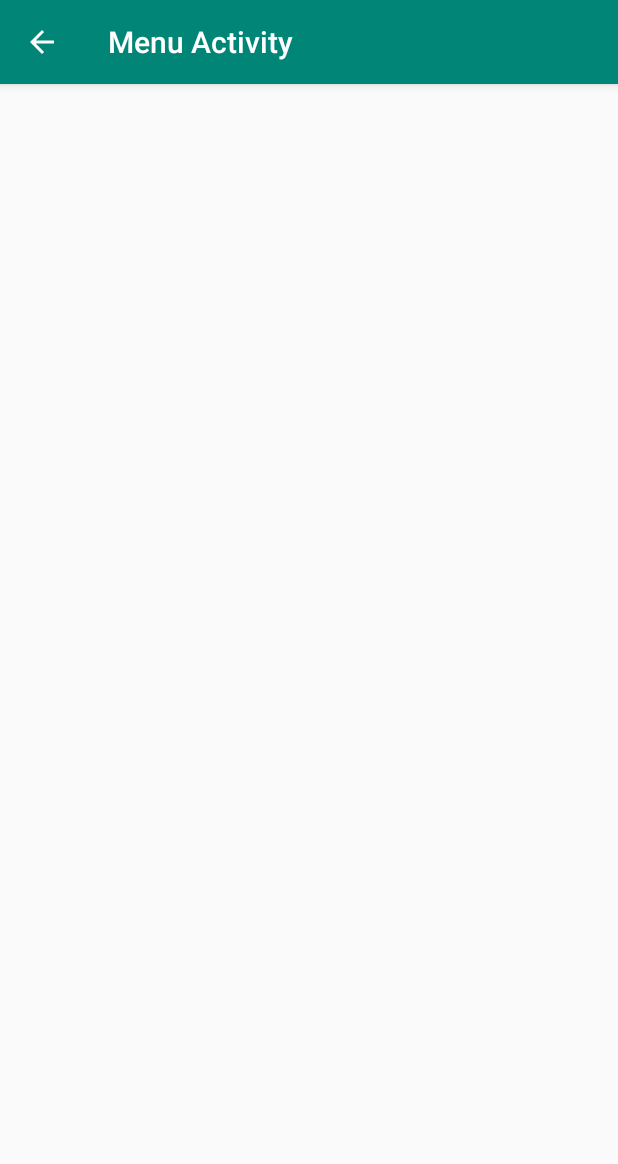
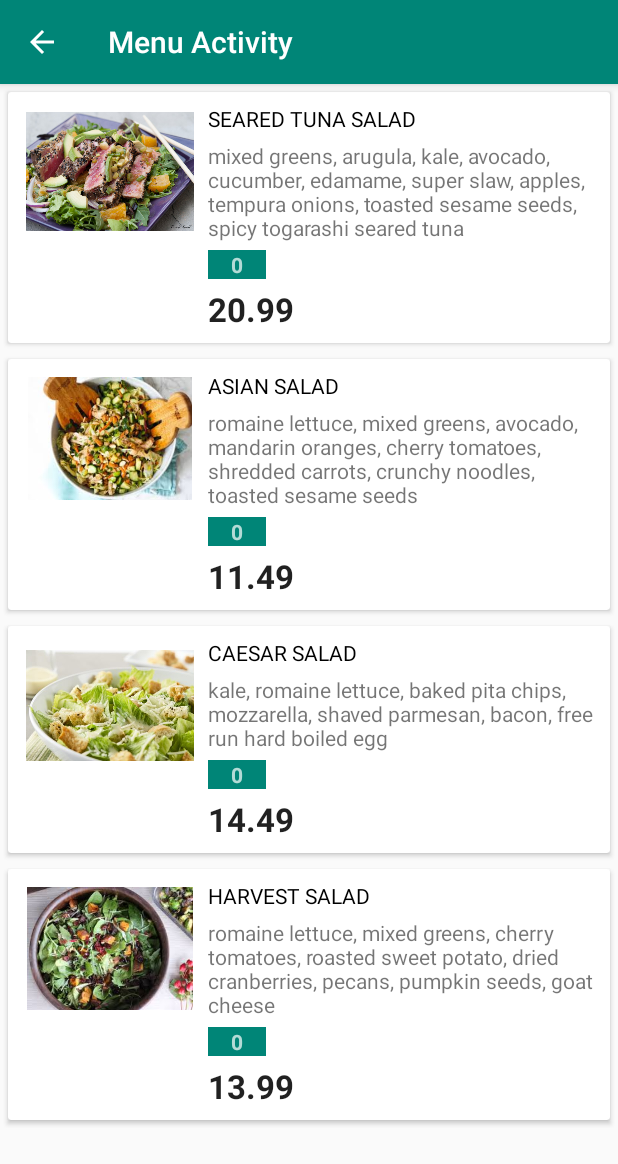
Before and after one commit to neeluchawla/ChawlaShop, an Android app: the MenuActivity screen opened directly, with no data from a screen before it, on a phone screen of 412 x 824 dp. Shown: the top 1164 px of the screen. Run offline under Robolectric (Android 15) with nearby library versions, the phone set to English and light mode, and no system bars.

Commit message:
Adding adapter

```diff
--- a/app/src/main/java/com/application/chawlashop/MenuActivity.java
+++ b/app/src/main/java/com/application/chawlashop/MenuActivity.java
@@ -1,14 +1,75 @@
 package com.application.chawlashop;
 
 import androidx.appcompat.app.AppCompatActivity;
+import androidx.recyclerview.widget.LinearLayoutManager;
+import androidx.recyclerview.widget.RecyclerView;
 
 import android.os.Bundle;
 
+import java.util.ArrayList;
+import java.util.List;
+
 public class MenuActivity extends AppCompatActivity {
+
+    //a list to store all the products
+    List<Salad> saladList;
+
+    //the recyclerview
+    RecyclerView recyclerView;
 
     @Override
     protected void onCreate(Bundle savedInstanceState) {
         super.onCreate(savedInstanceState);
         setContentView(R.layout.activity_menu);
+        //getting the recyclerview from xml
+        recyclerView = (RecyclerView) findViewById(R.id.recyclerView);
+        recyclerView.setHasFixedSize(true);
+        recyclerView.setLayoutManager(new LinearLayoutManager(this));
+
+        //initializing the productlist
+        saladList = new ArrayList<>();
+
+
+        //adding some items to our list
+        saladList.add(
+                new Salad(
+                        1,
+                        "SEARED TUNA SALAD",
+                        "mixed greens, arugula, kale, avocado, cucumber, edamame, super slaw, apples, tempura onions, toasted sesame seeds, spicy togarashi seared tuna",
+                        0,
+                        20.99,
+                        R.drawable.sesame_salad));
+
+        saladList.add(
+                new Salad(
+                        2,
+                        "ASIAN SALAD",
+                        "romaine lettuce, mixed greens, avocado, mandarin oranges, cherry tomatoes, shredded carrots, crunchy noodles, toasted sesame seeds",
+                        0,
+                        11.49,
+                        R.drawable.asian_salad));
+
+        saladList.add(
+                new Salad(
+                        3,
+                        "CAESAR SALAD",
+                        "kale, romaine lettuce, baked pita chips, mozzarella, shaved parmesan, bacon, free run hard boiled egg",
+                        0,
+                        14.49,
+                        R.drawable.caesar_salad));
+        saladList.add(
+                new Salad(
+                        4,
+                        "HARVEST SALAD",
+                        "romaine lettuce, mixed greens, cherry tomatoes, roasted sweet potato, dried cranberries, pecans, pumpkin seeds, goat cheese",
+                        0,
+                        13.99,
+                        R.drawable.harvest_salad));
+
+        //creating recyclerview adapter
+        SaladAdapter adapter = new SaladAdapter(this, saladList);
+
+        //setting adapter to recyclerview
+        recyclerView.setAdapter(adapter);
     }
 }
--- /dev/null
+++ b/app/src/main/java/com/application/chawlashop/SaladAdapter.java
@@ -0,0 +1,79 @@
+package com.application.chawlashop;
+
+import android.content.Context;
+import android.view.LayoutInflater;
+import android.view.View;
+import android.view.ViewGroup;
+import android.widget.ImageView;
+import android.widget.TextView;
+
+import androidx.recyclerview.widget.RecyclerView;
+
+import java.util.List;
+
+/**
+ * Created by Neelu on 18/09/2019
+ */
+
+
+public class SaladAdapter extends RecyclerView.Adapter<SaladAdapter.ProductViewHolder> {
+
+
+    //this context we will use to inflate the layout
+    private Context mCtx;
+
+    //we are storing all the products in a list
+    private List<Salad> saladList;
+
+    //getting the context and product list with constructor
+    public SaladAdapter(Context mCtx, List<Salad> productList) {
+        this.mCtx = mCtx;
+        this.saladList = productList;
+    }
+
+    @Override
+    public ProductViewHolder onCreateViewHolder(ViewGroup parent, int viewType) {
+        //inflating and returning our view holder
+        LayoutInflater inflater = LayoutInflater.from(mCtx);
+        View view = inflater.inflate(R.layout.saladcardview, null);
+        return new ProductViewHolder(view);
+    }
+
+    @Override
+    public void onBindViewHolder(ProductViewHolder holder, int position) {
+        //getting the product of the specified position
+        Salad product = saladList.get(position);
+
+        //binding the data with the viewholder views
+        holder.textViewTitle.setText(product.getTitle());
+        holder.textViewDesc.setText(product.getDescription());
+        holder.textViewQuantity.setText(String.valueOf(product.getQuantity()));
+        holder.textViewPrice.setText(String.valueOf(product.getPrice()));
+
+        holder.imageView.setImageDrawable(mCtx.getResources().getDrawable(product.getThumbnail()));
+
+    }
+
+
+    @Override
+    public int getItemCount() {
+        return saladList.size();
+    }
+
+
+    class ProductViewHolder extends RecyclerView.ViewHolder {
+
+        TextView textViewTitle, textViewDesc, textViewQuantity, textViewPrice;
+        ImageView imageView;
+
+        public ProductViewHolder(View itemView) {
+            super(itemView);
+
+            textViewTitle = itemView.findViewById(R.id.textViewTitle);
+            textViewDesc = itemView.findViewById(R.id.textViewDesc);
+            textViewQuantity = itemView.findViewById(R.id.textViewQuantity);
+            textViewPrice = itemView.findViewById(R.id.textViewPrice);
+            imageView = itemView.findViewById(R.id.imageView);
+        }
+    }
+}
```
